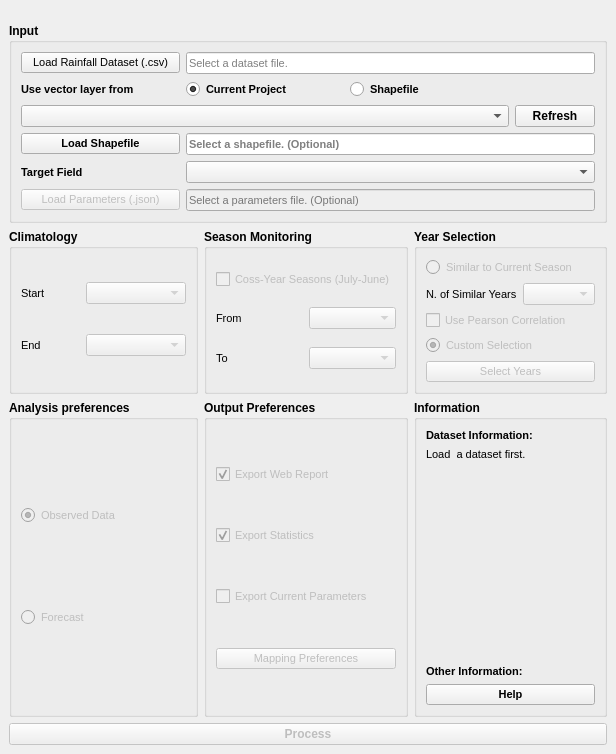
JuanPDiazL/SMPG, file ui/qsmpg_dialog_base.ui: the form before one commit.
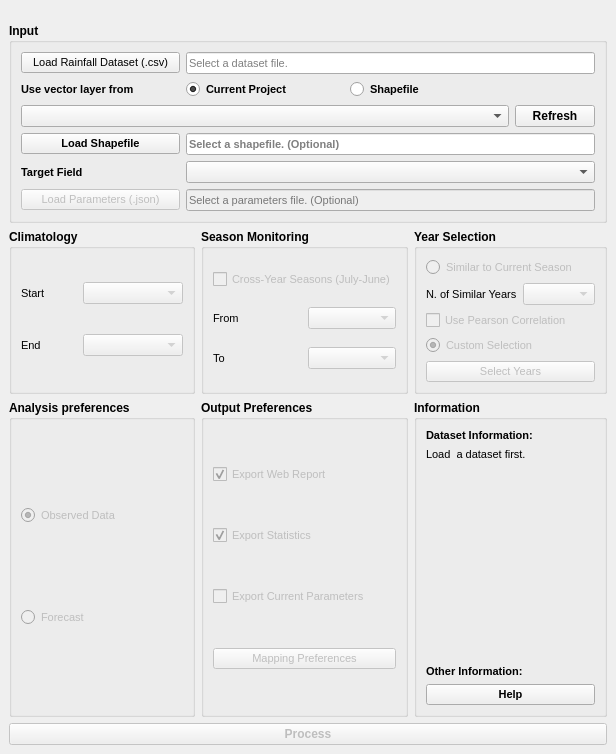
The form after the commit. Icons and pictures are not drawn.

```diff
--- a/ui/qsmpg_dialog_base.ui
+++ b/ui/qsmpg_dialog_base.ui
@@ -407,7 +407,7 @@
             </font>
            </property>
            <property name="text">
-            <string>Coss-Year Seasons (July-June)</string>
+            <string>Cross-Year Seasons (July-June)</string>
            </property>
           </widget>
          </item>
```
